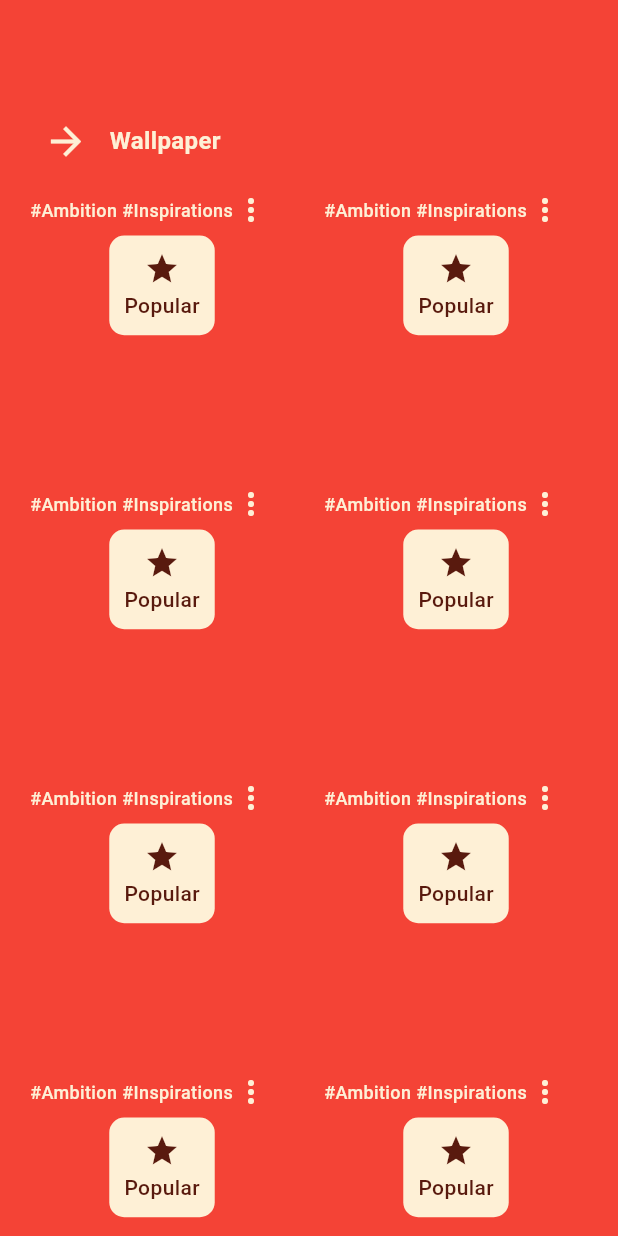
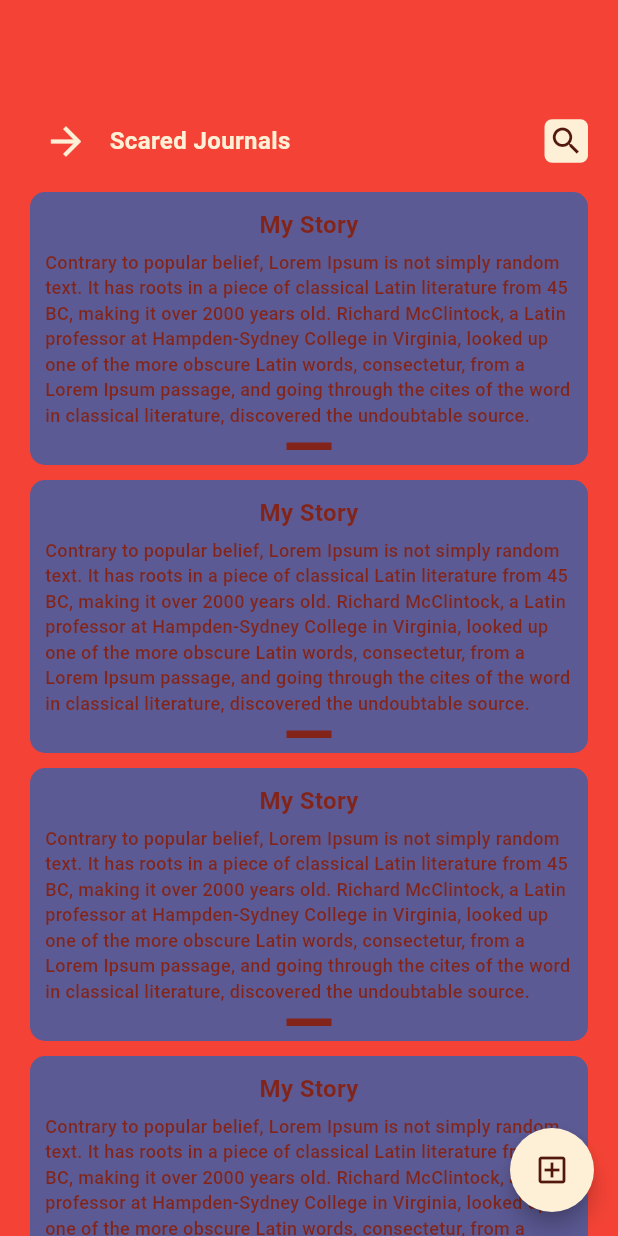
Before and after one commit to foysal012/cardinal_quotes, a Flutter app: the screen it shows after launch, on a phone screen of 412 x 824 dp. Run offline on Flutter 3.47's test engine with Material 3 defaults, Android fonts, the phone set to English and light mode, and no system bars; our stand-ins replace gap.

Commit message:
Scared journal Page Ui Design complete

```diff
--- a/lib/main.dart
+++ b/lib/main.dart
@@ -2,6 +2,7 @@ import 'package:cardinal_quotes/view/screen/auth/signup_screen.dart';
 import 'package:flutter/material.dart';
 import 'view/screen/auth/login_screen.dart';
 import 'view/screen/bottom_nav_bar/bottom_nav_bar_screen.dart';
+import 'view/screen/sacred_journals.dart';
 import 'view/screen/splash_screen.dart';
 import 'view/screen/walpaper_screen.dart';
 
@@ -23,7 +24,7 @@ class MyApp extends StatelessWidget {
       // home: SplashScreen()
       // home: SignupScreen()
       // home: LoginScreen()
-      home: WallpaperScreen()
+      home: SacredJournals()
       // home: BottomNavBarScreen()
     );
   }
--- /dev/null
+++ b/lib/view/screen/sacred_journals.dart
@@ -0,0 +1,127 @@
+import 'dart:math';
+import 'package:flutter/material.dart';
+import '../../core/app_style.dart';
+
+class SacredJournals extends StatefulWidget {
+  const SacredJournals({super.key});
+
+  @override
+  State<SacredJournals> createState() => _SacredJournalsState();
+}
+
+class _SacredJournalsState extends State<SacredJournals> {
+
+  static Color generateRandomColor() {
+    Random random = Random();
+    return Color.fromARGB(
+      255,
+      random.nextInt(256),
+      random.nextInt(256),
+      random.nextInt(256),
+    );
+  }
+
+  @override
+  Widget build(BuildContext context) {
+    return Scaffold(
+      backgroundColor: Colors.red,
+      body: Container(
+        padding: EdgeInsets.symmetric(horizontal: 20.0),
+        child: SingleChildScrollView(
+          child: Column(
+            children: [
+              AppStyle.gap(70.0),
+              Row(
+                mainAxisAlignment: MainAxisAlignment.spaceBetween,
+                children: [
+                  Row(
+                    children: [
+                      IconButton(
+                          onPressed: (){
+
+                          },
+                          icon: Icon(Icons.arrow_forward, color: Color(0xffFEF0D6), size: 30.0,)
+                      ),
+                      AppStyle.gap(5.0),
+                      Text('Scared Journals',
+                        style: TextStyle(
+                            fontSize: 16.0,
+                            fontWeight: FontWeight.bold,
+                            color: Color(0xffFEF0D6)
+                        ),
+                      ),
+                    ],
+                  ),
+
+                  Container(
+                    padding: EdgeInsets.all(2.5),
+                    decoration: BoxDecoration(
+                      borderRadius: BorderRadius.circular(5.0),
+                      color: Color(0xffFEF0D6)
+                    ),
+                    child: Icon(Icons.search, color: Color(0xff52180D),),
+                  )
+                ],
+              ),
+              AppStyle.gap(10.0),
+
+              SizedBox(
+                height: MediaQuery.sizeOf(context).height,
+                child: ListView.builder(
+                  itemBuilder: (context, index) {
+                    return Opacity(
+                      opacity: 0.7,
+                      child: Container(
+                        padding: EdgeInsets.all(10.0),
+                        margin: EdgeInsets.only(bottom: 10.0),
+                        decoration: BoxDecoration(
+                          borderRadius: BorderRadius.all(Radius.circular(10.0)),
+                          color: generateRandomColor(),
+                        ),
+                        child: Column(
+                          children: [
+                            Text('My Story',
+                              style: TextStyle(
+                                fontSize: 16,
+                                fontWeight: FontWeight.bold,
+                                color: Color(0xff52180D)
+                              ),
+                            ),
+                            AppStyle.gap(5.0),
+                            Text('Contrary to popular belief, Lorem Ipsum is not simply random text. It has roots in a piece of classical Latin literature from 45 BC, making it over 2000 years old. Richard McClintock, a Latin professor at Hampden-Sydney College in Virginia, looked up one of the more obscure Latin words, consectetur, from a Lorem Ipsum passage, and going through the cites of the word in classical literature, discovered the undoubtable source.',
+                              style: TextStyle(
+                                  fontSize: 12,
+                                  fontWeight: FontWeight.w500,
+                                  color: Color(0xff52180D),
+                              ),
+                            ),
+                            AppStyle.gap(10.0),
+                            Container(
+                              height: 5,
+                              width: 30.0,
+                              color: Color(0xff52180D),
+                            )
+                          ],
+                        ),
+                      ),
+                    );
+                  }
+                ),
+              ),
+              AppStyle.gap(45.0),
+
+            ],
+          ),
+        ),
+      ),
+      floatingActionButton: FloatingActionButton(
+        onPressed: () {},
+        backgroundColor: Color(0xffFEF0D6),
+        shape: RoundedRectangleBorder(
+          borderRadius: BorderRadiusGeometry.circular(30.0)
+        ),
+        child: Icon(Icons.add_box_outlined, color: Color(0xff52180D)),
+      ),
+    );
+  }
+}
```
Also changed, not shown: lib/view/screen/walpaper_screen.dart (+79 -10 lines).
